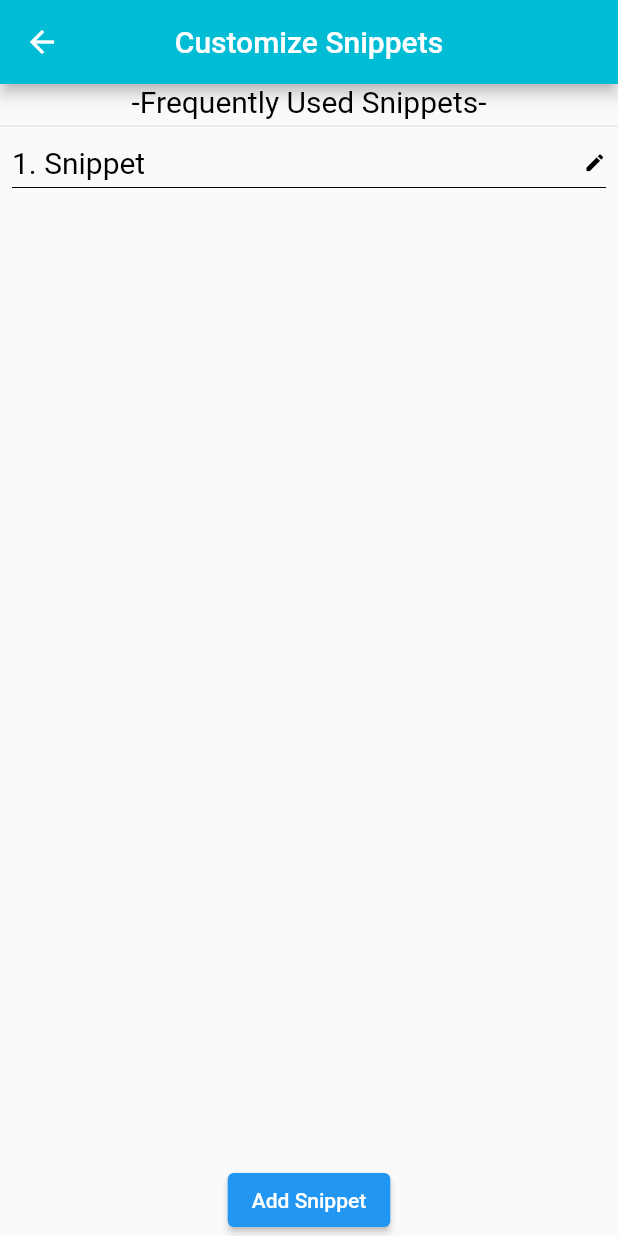
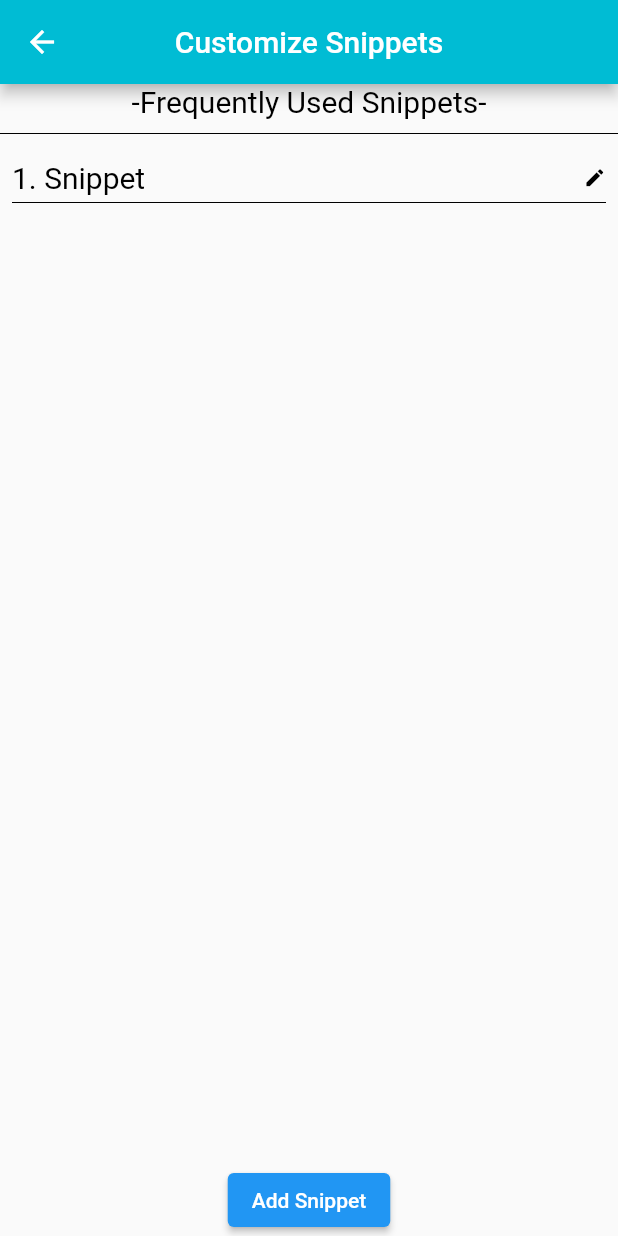
Before and after one commit to arnavkshah15/handy_code, a Flutter app: the Snip_page screen opened by its route, after a tap on "Add Snippet", on a phone screen of 412 x 824 dp. Run offline on Flutter 3.47's test engine with Material 2 defaults, Android fonts, the light colour scheme and no system bars.

Commit message:
Update Customize_Snippet.dart

```diff
--- a/lib/pages/Customize_Snippet.dart
+++ b/lib/pages/Customize_Snippet.dart
@@ -33,7 +33,8 @@ class _SnipState extends State<Snip_page> {
               ),
             ),
             Divider(
-              height: 10,
+              height: 20,
+              color: Colors.black,
             ),
             Expanded(
               child: ListView.builder(
```
